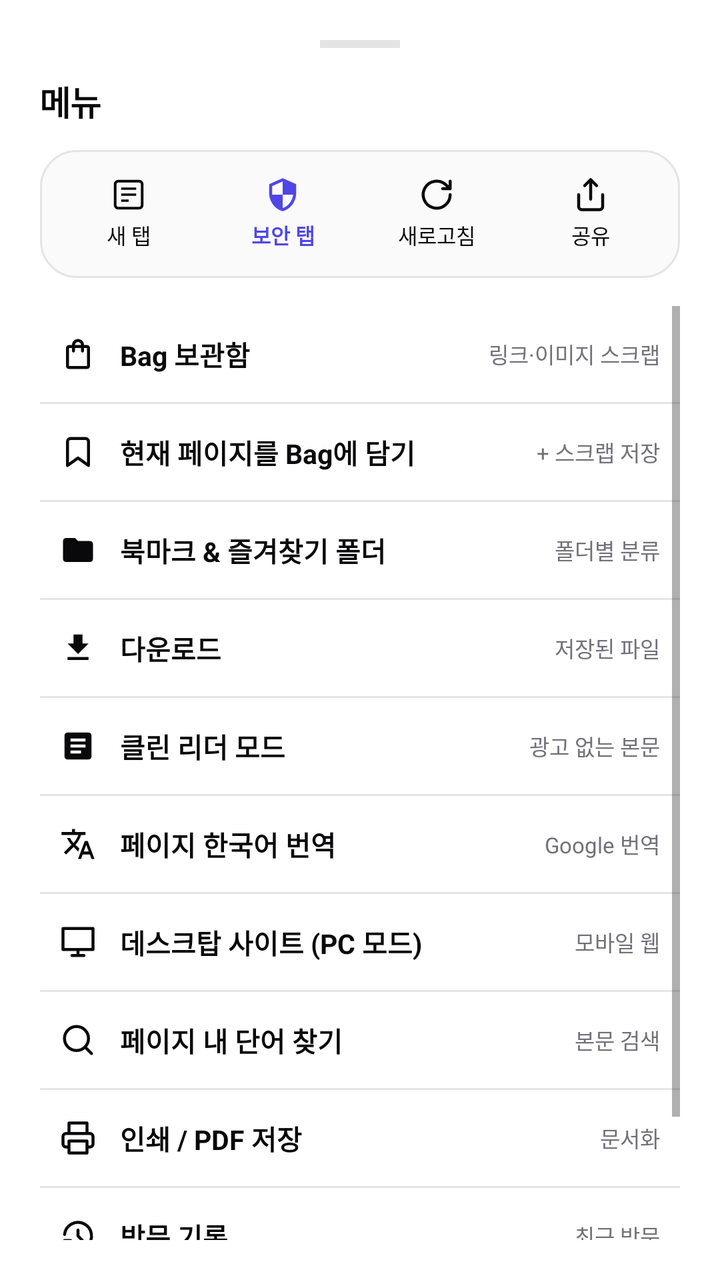
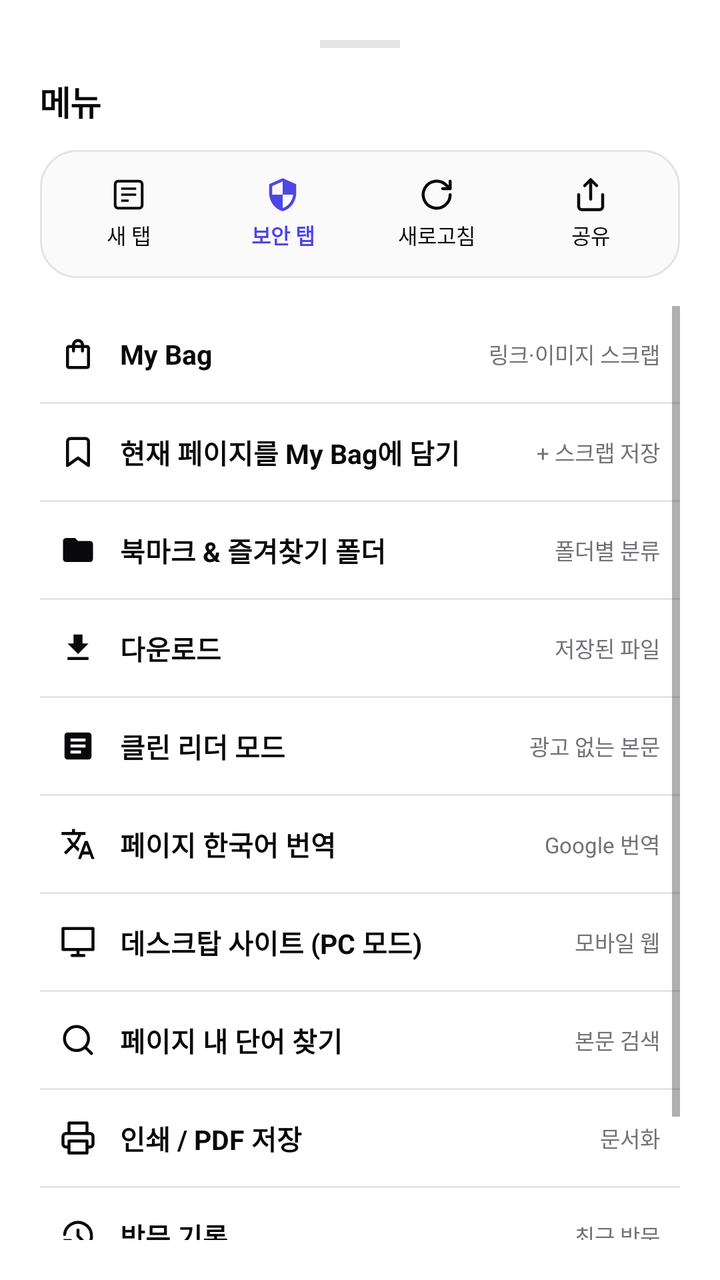

Screens rendered from an Android XML layout before and after an edit, with the pre-edit source and the edit as a unified diff.
<!-- AndroidManifest.xml: application theme Theme.CreamAiHub -->
<!-- res/layout/dialog_menu_bottom_sheet.xml -->
<?xml version="1.0" encoding="utf-8"?>
<LinearLayout 
    xmlns:android="http://schemas.android.com/apk/res/android"
    xmlns:app="http://schemas.android.com/apk/res-auto"
    android:layout_width="match_parent"
    android:layout_height="wrap_content"
    android:orientation="vertical"
    android:padding="20dp"
    android:background="@drawable/bg_bottom_sheet">

    
    <View
        android:layout_width="40dp"
        android:layout_height="4dp"
        android:layout_gravity="center_horizontal"
        android:background="@color/border_gray"
        android:layout_marginBottom="14dp" />

    
    <TextView
        android:layout_width="wrap_content"
        android:layout_height="wrap_content"
        android:text="메뉴"
        android:textSize="17sp"
        android:textStyle="bold"
        android:textColor="@color/primary_black"
        android:letterSpacing="-0.02"
        android:layout_marginBottom="12dp" />

    
    <LinearLayout
        android:layout_width="match_parent"
        android:layout_height="64dp"
        android:orientation="horizontal"
        android:gravity="center"
        android:background="@drawable/bg_result_box"
        android:padding="6dp"
        android:layout_marginBottom="14dp">

        <LinearLayout
            android:id="@+id/menuQuickNewTab"
            android:layout_width="0dp"
            android:layout_height="match_parent"
            android:layout_weight="1"
            android:orientation="vertical"
            android:gravity="center"
            android:background="?attr/selectableItemBackground"
            android:clickable="true"
            android:focusable="true">

            <ImageView
                android:layout_width="18dp"
                android:layout_height="18dp"
                android:src="@drawable/ic_tabs"
                app:tint="@color/primary_black"
                android:contentDescription="New Tab" />

            <TextView
                android:layout_width="wrap_content"
                android:layout_height="wrap_content"
                android:text="새 탭"
                android:textSize="10.5sp"
                android:textColor="@color/primary_black"
                android:layout_marginTop="3dp" />
        </LinearLayout>

        <LinearLayout
            android:id="@+id/menuQuickSecurityTab"
            android:layout_width="0dp"
            android:layout_height="match_parent"
            android:layout_weight="1"
            android:orientation="vertical"
            android:gravity="center"
            android:background="?attr/selectableItemBackground"
            android:clickable="true"
            android:focusable="true">

            <ImageView
                android:layout_width="18dp"
                android:layout_height="18dp"
                android:src="@drawable/ic_shield"
                app:tint="#4F46E5"
                android:contentDescription="Security Tab" />

            <TextView
                android:layout_width="wrap_content"
                android:layout_height="wrap_content"
                android:text="보안 탭"
                android:textSize="10.5sp"
                android:textColor="#4F46E5"
                android:textStyle="bold"
                android:layout_marginTop="3dp" />
        </LinearLayout>

        <LinearLayout
            android:id="@+id/menuQuickReload"
            android:layout_width="0dp"
            android:layout_height="match_parent"
            android:layout_weight="1"
            android:orientation="vertical"
            android:gravity="center"
            android:background="?attr/selectableItemBackground"
            android:clickable="true"
            android:focusable="true">

            <ImageView
                android:layout_width="18dp"
                android:layout_height="18dp"
                android:src="@drawable/ic_refresh"
                app:tint="@color/primary_black"
                android:contentDescription="Reload" />

            <TextView
                android:layout_width="wrap_content"
                android:layout_height="wrap_content"
                android:text="새로고침"
                android:textSize="10.5sp"
                android:textColor="@color/primary_black"
                android:layout_marginTop="3dp" />
        </LinearLayout>

        <LinearLayout
            android:id="@+id/menuQuickShare"
            android:layout_width="0dp"
            android:layout_height="match_parent"
            android:layout_weight="1"
            android:orientation="vertical"
            android:gravity="center"
            android:background="?attr/selectableItemBackground"
            android:clickable="true"
            android:focusable="true">

            <ImageView
                android:layout_width="18dp"
                android:layout_height="18dp"
                android:src="@drawable/ic_share"
                app:tint="@color/primary_black"
                android:contentDescription="Share" />

            <TextView
                android:layout_width="wrap_content"
                android:layout_height="wrap_content"
                android:text="공유"
                android:textSize="10.5sp"
                android:textColor="@color/primary_black"
                android:layout_marginTop="3dp" />
        </LinearLayout>

    </LinearLayout>

    
    <ScrollView
        android:layout_width="match_parent"
        android:layout_height="wrap_content"
        android:maxHeight="340dp"
        android:scrollbars="vertical">

        <LinearLayout
            android:layout_width="match_parent"
            android:layout_height="wrap_content"
            android:orientation="vertical">

            
            <LinearLayout
                android:id="@+id/menuItemBag"
                android:layout_width="match_parent"
                android:layout_height="48dp"
                android:orientation="horizontal"
                android:gravity="center_vertical"
                android:paddingHorizontal="10dp"
                android:background="?attr/selectableItemBackground"
                android:clickable="true"
                android:focusable="true">

                <ImageView
                    android:layout_width="18dp"
                    android:layout_height="18dp"
                    android:src="@drawable/ic_bag"
                    app:tint="@color/primary_black"
                    android:layout_marginEnd="12dp" />

                <TextView
                    android:layout_width="0dp"
                    android:layout_height="wrap_content"
                    android:layout_weight="1"
                    android:text="Bag 보관함"
                    android:textSize="13.5sp"
                    android:textColor="@color/primary_black"
                    android:textStyle="bold" />

                <TextView
                    android:id="@+id/tvBagMenuCount"
                    android:layout_width="wrap_content"
                    android:layout_height="wrap_content"
                    android:text="링크·이미지 스크랩"
                    android:textSize="11sp"
                    android:textColor="@color/text_muted" />
            </LinearLayout>

            <View
                android:layout_width="match_parent"
                android:layout_height="1dp"
                android:background="@color/border_gray" />

            
            <LinearLayout
                android:id="@+id/menuItemAddToBag"
                android:layout_width="match_parent"
                android:layout_height="48dp"
                android:orientation="horizontal"
                android:gravity="center_vertical"
                android:paddingHorizontal="10dp"
                android:background="?attr/selectableItemBackground"
                android:clickable="true"
                android:focusable="true">

                <ImageView
                    android:layout_width="18dp"
                    android:layout_height="18dp"
                    android:src="@drawable/ic_bookmark"
                    app:tint="@color/primary_black"
                    android:layout_marginEnd="12dp" />

                <TextView
                    android:layout_width="0dp"
                    android:layout_height="wrap_content"
                    android:layout_weight="1"
                    android:text="현재 페이지를 Bag에 담기"
                    android:textSize="13.5sp"
                    android:textColor="@color/primary_black"
                    android:textStyle="bold" />

                <TextView
                    android:layout_width="wrap_content"
                    android:layout_height="wrap_content"
                    android:text="+ 스크랩 저장"
                    android:textSize="11sp"
                    android:textColor="@color/text_muted" />
            </LinearLayout>

            <View
                android:layout_width="match_parent"
                android:layout_height="1dp"
                android:background="@color/border_gray" />

            
            <LinearLayout
                android:id="@+id/menuItemBookmarksList"
                android:layout_width="match_parent"
                android:layout_height="48dp"
                android:orientation="horizontal"
                android:gravity="center_vertical"
                android:paddingHorizontal="10dp"
                android:background="?attr/selectableItemBackground"
                android:clickable="true"
                android:focusable="true">

                <ImageView
                    android:layout_width="18dp"
                    android:layout_height="18dp"
                    android:src="@drawable/ic_folder"
                    app:tint="@color/primary_black"
                    android:layout_marginEnd="12dp" />

                <TextView
                    android:layout_width="0dp"
                    android:layout_height="wrap_content"
                    android:layout_weight="1"
                    android:text="북마크 &amp; 즐겨찾기 폴더"
                    android:textSize="13.5sp"
                    android:textColor="@color/primary_black"
                    android:textStyle="bold" />

                <TextView
                    android:layout_width="wrap_content"
                    android:layout_height="wrap_content"
                    android:text="폴더별 분류"
                    android:textSize="11sp"
                    android:textColor="@color/text_muted" />
            </LinearLayout>

            <View
                android:layout_width="match_parent"
                android:layout_height="1dp"
                android:background="@color/border_gray" />

            
            <LinearLayout
                android:id="@+id/menuItemDownloads"
                android:layout_width="match_parent"
                android:layout_height="48dp"
                android:orientation="horizontal"
                android:gravity="center_vertical"
                android:paddingHorizontal="10dp"
                android:background="?attr/selectableItemBackground"
                android:clickable="true"
                android:focusable="true">

                <ImageView
                    android:layout_width="18dp"
                    android:layout_height="18dp"
                    android:src="@drawable/ic_download"
                    app:tint="@color/primary_black"
                    android:layout_marginEnd="12dp" />

                <TextView
                    android:layout_width="0dp"
                    android:layout_height="wrap_content"
                    android:layout_weight="1"
                    android:text="다운로드"
                    android:textSize="13.5sp"
                    android:textColor="@color/primary_black"
                    android:textStyle="bold" />

                <TextView
                    android:layout_width="wrap_content"
                    android:layout_height="wrap_content"
                    android:text="저장된 파일"
                    android:textSize="11sp"
                    android:textColor="@color/text_muted" />
            </LinearLayout>

            <View
                android:layout_width="match_parent"
                android:layout_height="1dp"
                android:background="@color/border_gray" />

            
            <LinearLayout
                android:id="@+id/menuItemReaderMode"
                android:layout_width="match_parent"
                android:layout_height="48dp"
                android:orientation="horizontal"
                android:gravity="center_vertical"
                android:paddingHorizontal="10dp"
                android:background="?attr/selectableItemBackground"
                android:clickable="true"
                android:focusable="true">

                <ImageView
                    android:layout_width="18dp"
                    android:layout_height="18dp"
                    android:src="@drawable/ic_book_reader"
                    app:tint="@color/primary_black"
                    android:layout_marginEnd="12dp" />

                <TextView
                    android:layout_width="0dp"
                    android:layout_height="wrap_content"
                    android:layout_weight="1"
                    android:text="클린 리더 모드"
                    android:textSize="13.5sp"
                    android:textColor="@color/primary_black"
                    android:textStyle="bold" />

                <TextView
                    android:layout_width="wrap_content"
                    android:layout_height="wrap_content"
                    android:text="광고 없는 본문"
                    android:textSize="11sp"
                    android:textColor="@color/text_muted" />
            </LinearLayout>

            <View
                android:layout_width="match_parent"
                android:layout_height="1dp"
                android:background="@color/border_gray" />

            
            <LinearLayout
                android:id="@+id/menuItemTranslate"
                android:layout_width="match_parent"
                android:layout_height="48dp"
                android:orientation="horizontal"
                android:gravity="center_vertical"
                android:paddingHorizontal="10dp"
                android:background="?attr/selectableItemBackground"
                android:clickable="true"
                android:focusable="true">

                <ImageView
                    android:layout_width="18dp"
                    android:layout_height="18dp"
                    android:src="@drawable/ic_translate"
                    app:tint="@color/primary_black"
                    android:layout_marginEnd="12dp" />

                <TextView
                    android:layout_width="0dp"
                    android:layout_height="wrap_content"
                    android:layout_weight="1"
                    android:text="페이지 한국어 번역"
                    android:textSize="13.5sp"
                    android:textColor="@color/primary_black"
                    android:textStyle="bold" />

                <TextView
                    android:layout_width="wrap_content"
                    android:layout_height="wrap_content"
                    android:text="Google 번역"
                    android:textSize="11sp"
                    android:textColor="@color/text_muted" />
            </LinearLayout>

            <View
                android:layout_width="match_parent"
                android:layout_height="1dp"
                android:background="@color/border_gray" />

            
            <LinearLayout
                android:id="@+id/menuItemDesktop"
                android:layout_width="match_parent"
                android:layout_height="48dp"
                android:orientation="horizontal"
                android:gravity="center_vertical"
                android:paddingHorizontal="10dp"
                android:background="?attr/selectableItemBackground"
                android:clickable="true"
                android:focusable="true">

                <ImageView
                    android:layout_width="18dp"
                    android:layout_height="18dp"
                    android:src="@drawable/ic_desktop"
                    app:tint="@color/primary_black"
                    android:layout_marginEnd="12dp" />

                <TextView
                    android:layout_width="0dp"
                    android:layout_height="wrap_content"
                    android:layout_weight="1"
                    android:text="데스크탑 사이트 (PC 모드)"
                    android:textSize="13.5sp"
                    android:textColor="@color/primary_black"
                    android:textStyle="bold" />

                <TextView
                    android:id="@+id/tvDesktopModeStatus"
                    android:layout_width="wrap_content"
                    android:layout_height="wrap_content"
                    android:text="모바일 웹"
                    android:textSize="11sp"
                    android:textColor="@color/text_muted" />
            </LinearLayout>

            <View
                android:layout_width="match_parent"
                android:layout_height="1dp"
                android:background="@color/border_gray" />

            
            <LinearLayout
                android:id="@+id/menuItemFindInPage"
                android:layout_width="match_parent"
                android:layout_height="48dp"
                android:orientation="horizontal"
                android:gravity="center_vertical"
                android:paddingHorizontal="10dp"
                android:background="?attr/selectableItemBackground"
                android:clickable="true"
                android:focusable="true">

                <ImageView
                    android:layout_width="18dp"
                    android:layout_height="18dp"
                    android:src="@drawable/ic_search"
                    app:tint="@color/primary_black"
                    android:layout_marginEnd="12dp" />

                <TextView
                    android:layout_width="0dp"
                    android:layout_height="wrap_content"
                    android:layout_weight="1"
                    android:text="페이지 내 단어 찾기"
                    android:textSize="13.5sp"
                    android:textColor="@color/primary_black"
                    android:textStyle="bold" />

                <TextView
                    android:layout_width="wrap_content"
                    android:layout_height="wrap_content"
                    android:text="본문 검색"
                    android:textSize="11sp"
                    android:textColor="@color/text_muted" />
            </LinearLayout>

            <View
                android:layout_width="match_parent"
                android:layout_height="1dp"
                android:background="@color/border_gray" />

            
            <LinearLayout
                android:id="@+id/menuItemPrint"
                android:layout_width="match_parent"
                android:layout_height="48dp"
                android:orientation="horizontal"
                android:gravity="center_vertical"
                android:paddingHorizontal="10dp"
                android:background="?attr/selectableItemBackground"
                android:clickable="true"
                android:focusable="true">

                <ImageView
                    android:layout_width="18dp"
                    android:layout_height="18dp"
                    android:src="@drawable/ic_print"
                    app:tint="@color/primary_black"
                    android:layout_marginEnd="12dp" />

                <TextView
                    android:layout_width="0dp"
                    android:layout_height="wrap_content"
                    android:layout_weight="1"
                    android:text="인쇄 / PDF 저장"
                    android:textSize="13.5sp"
                    android:textColor="@color/primary_black"
                    android:textStyle="bold" />

                <TextView
                    android:layout_width="wrap_content"
                    android:layout_height="wrap_content"
                    android:text="문서화"
                    android:textSize="11sp"
                    android:textColor="@color/text_muted" />
            </LinearLayout>

            <View
                android:layout_width="match_parent"
                android:layout_height="1dp"
                android:background="@color/border_gray" />

            
            <LinearLayout
                android:id="@+id/menuItemHistory"
                android:layout_width="match_parent"
                android:layout_height="48dp"
                android:orientation="horizontal"
                android:gravity="center_vertical"
                android:paddingHorizontal="10dp"
                android:background="?attr/selectableItemBackground"
                android:clickable="true"
                android:focusable="true">

                <ImageView
                    android:layout_width="18dp"
                    android:layout_height="18dp"
                    android:src="@drawable/ic_history"
                    app:tint="@color/primary_black"
                    android:layout_marginEnd="12dp" />

                <TextView
                    android:layout_width="0dp"
                    android:layout_height="wrap_content"
                    android:layout_weight="1"
                    android:text="방문 기록"
                    android:textSize="13.5sp"
                    android:textColor="@color/primary_black"
                    android:textStyle="bold" />

                <TextView
                    android:layout_width="wrap_content"
                    android:layout_height="wrap_content"
                    android:text="최근 방문"
                    android:textSize="11sp"
                    android:textColor="@color/text_muted" />
            </LinearLayout>

            <View
                android:layout_width="match_parent"
                android:layout_height="1dp"
                android:background="@color/border_gray" />

            
            <LinearLayout
                android:id="@+id/menuItemSettings"
                android:layout_width="match_parent"
                android:layout_height="48dp"
                android:orientation="horizontal"
                android:gravity="center_vertical"
                android:paddingHorizontal="10dp"
                android:background="?attr/selectableItemBackground"
                android:clickable="true"
                android:focusable="true">

                <ImageView
                    android:layout_width="18dp"
                    android:layout_height="18dp"
                    android:src="@drawable/ic_palette"
                    app:tint="@color/primary_black"
                    android:layout_marginEnd="12dp" />

                <TextView
                    android:layout_width="0dp"
                    android:layout_height="wrap_content"
                    android:layout_weight="1"
                    android:text="브라우저 설정 &amp; 개인화"
                    android:textSize="13.5sp"
                    android:textColor="@color/primary_black"
                    android:textStyle="bold" />

                <TextView
                    android:layout_width="wrap_content"
                    android:layout_height="wrap_content"
                    android:text="Material You · 검색엔진"
                    android:textSize="11sp"
                    android:textColor="@color/text_muted" />
            </LinearLayout>

        </LinearLayout>
    </ScrollView>

</LinearLayout>
<!-- resources referenced by this layout -->
<resources>
  <color name="border_gray">#E4E4E7</color>
  <color name="primary_black">#09090B</color>
  <color name="text_muted">#71717A</color>
  <!-- drawable bg_bottom_sheet (drawable) -->
  <?xml version="1.0" encoding="utf-8"?>
  <shape xmlns:android="http://schemas.android.com/apk/res/android">
      <solid android:color="#FFFFFF" />
      <corners 
          android:topLeftRadius="28dp" 
          android:topRightRadius="28dp" 
          android:bottomLeftRadius="0dp" 
          android:bottomRightRadius="0dp" />
  </shape>
  <!-- drawable bg_result_box (drawable) -->
  <?xml version="1.0" encoding="utf-8"?>
  <shape xmlns:android="http://schemas.android.com/apk/res/android">
      <solid android:color="#FAFAFA" />
      <stroke android:width="1dp" android:color="#E4E4E7" />
      <corners android:radius="18dp" />
  </shape>
  <!-- drawable ic_book_reader (drawable) -->
  <vector xmlns:android="http://schemas.android.com/apk/res/android"
      android:width="24dp"
      android:height="24dp"
      android:viewportWidth="24"
      android:viewportHeight="24">
      <path
          android:fillColor="#000000"
          android:pathData="M19,3H5c-1.1,0 -2,0.9 -2,2v14c0,1.1 0.9,2 2,2h14c1.1,0 2,-0.9 2,-2V5c0,-1.1 -0.9,-2 -2,-2zm-5,14H7v-2h7v2zm3,-4H7v-2h10v2zm0,-4H7V7h10v2z" />
  </vector>
  <!-- drawable ic_desktop (drawable) -->
  <vector xmlns:android="http://schemas.android.com/apk/res/android"
      android:width="24dp"
      android:height="24dp"
      android:viewportWidth="24"
      android:viewportHeight="24">
      <path
          android:strokeColor="#09090B"
          android:strokeWidth="2"
          android:strokeLineCap="round"
          android:strokeLineJoin="round"
          android:pathData="M2,3h20v14H2zM8,21h8M12,17v4" />
  </vector>
  <!-- drawable ic_download (drawable) -->
  <vector xmlns:android="http://schemas.android.com/apk/res/android"
      android:width="24dp"
      android:height="24dp"
      android:viewportWidth="24"
      android:viewportHeight="24">
      <path
          android:fillColor="#000000"
          android:pathData="M19,9h-4V3H9v6H5l7,7 7,-7zM5,18v2h14v-2H5z" />
  </vector>
  <!-- drawable ic_folder (drawable) -->
  <vector xmlns:android="http://schemas.android.com/apk/res/android"
      android:width="24dp"
      android:height="24dp"
      android:viewportWidth="24"
      android:viewportHeight="24">
      <path
          android:fillColor="#000000"
          android:pathData="M10,4H4c-1.1,0 -1.99,0.9 -1.99,2L2,18c0,1.1 0.9,2 2,2h16c1.1,0 2,-0.9 2,-2V8c0,-1.1 -0.9,-2 -2,-2h-8l-2,-2z" />
  </vector>
  <!-- drawable ic_refresh (drawable) -->
  <vector xmlns:android="http://schemas.android.com/apk/res/android"
      android:width="24dp"
      android:height="24dp"
      android:viewportWidth="24"
      android:viewportHeight="24">
      <path
          android:strokeColor="#09090B"
          android:strokeWidth="2"
          android:strokeLineCap="round"
          android:strokeLineJoin="round"
          android:pathData="M21,12a9,9 0 1,1 -2.64,-6.36L21,8M21,3v5h-5" />
  </vector>
  <!-- drawable ic_shield (drawable) -->
  <vector xmlns:android="http://schemas.android.com/apk/res/android"
      android:width="24dp"
      android:height="24dp"
      android:viewportWidth="24"
      android:viewportHeight="24">
      <path
          android:fillColor="#000000"
          android:pathData="M12,1L3,5v6c0,5.55 3.84,10.74 9,12 5.16,-1.26 9,-6.45 9,-12V5l-9,-4zm0,10.99h7c-0.53,4.12 -3.28,7.79 -7,8.94V12H5V6.3l7,-3.11v8.8z" />
  </vector>
  <style name="Theme.CreamAiHub" parent="Theme.MaterialComponents.DayNight.NoActionBar">
          <item name="colorPrimary">@color/primary_black</item>
          <item name="colorPrimaryVariant">@color/secondary_dark</item>
          <item name="colorOnPrimary">@color/white</item>
          <item name="android:statusBarColor">@color/white</item>
          <item name="android:windowLightStatusBar">true</item>
      </style>
  <color name="secondary_dark">#27272A</color>
  <color name="white">#FFFFFF</color>
  <!-- unchanged entries left out for length: 9 -->
</resources>

<!-- the commit's change to res/layout/dialog_menu_bottom_sheet.xml (unified diff, before → after) -->
@@ -183,7 +183,7 @@
                     android:layout_width="0dp"
                     android:layout_height="wrap_content"
                     android:layout_weight="1"
-                    android:text="Bag 보관함"
+                    android:text="My Bag"
                     android:textSize="13.5sp"
                     android:textColor="@color/primary_black"
                     android:textStyle="bold" />
@@ -225,7 +225,7 @@
                     android:layout_width="0dp"
                     android:layout_height="wrap_content"
                     android:layout_weight="1"
-                    android:text="현재 페이지를 Bag에 담기"
+                    android:text="현재 페이지를 My Bag에 담기"
                     android:textSize="13.5sp"
                     android:textColor="@color/primary_black"
                     android:textStyle="bold" />
